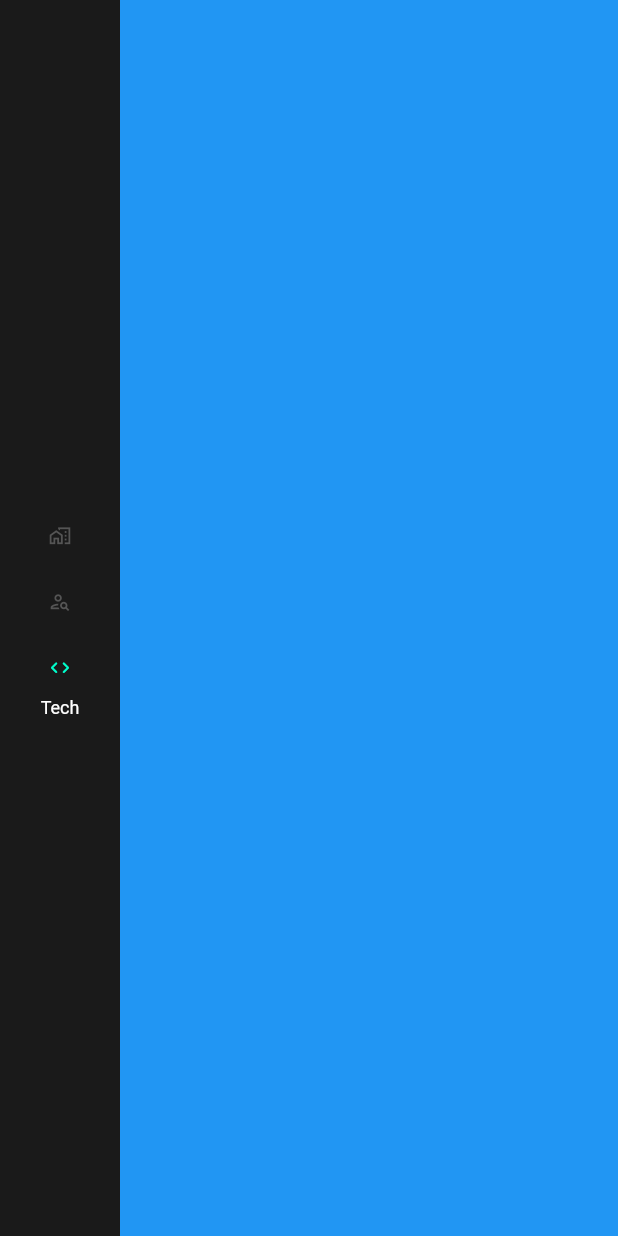
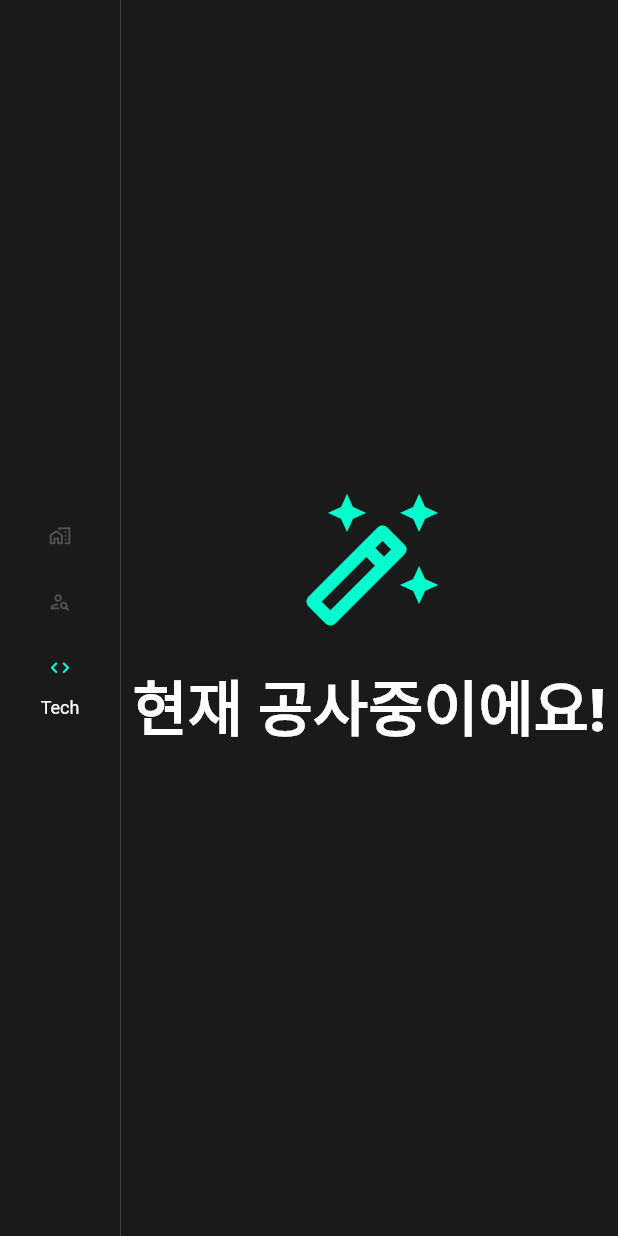
Before and after one commit to C0routine/C0routine.github.io, a Flutter app: the screen it shows after launch, after a tap on "Home", after a tap on "Profile", after a tap on "Tech", on a phone screen of 412 x 824 dp. Run offline on Flutter 3.47's test engine with Material 2 defaults, Android fonts, the phone set to English and light mode, and no system bars; our stand-ins replace go_router.

Commit message:
feature/Tech Screen Create

```diff
--- a/lib/view/screens/root_screen.dart
+++ b/lib/view/screens/root_screen.dart
@@ -1,4 +1,6 @@
+import 'package:blog/utils/app_color.dart';
 import 'package:blog/view/screens/profile_screen.dart';
+import 'package:blog/view/screens/tech_screen.dart';
 import 'package:flutter/material.dart';
 
 class RootScreen extends StatefulWidget {
@@ -16,7 +18,7 @@ class _RootScreenState extends State<RootScreen> {
     List<Widget> screenList = [
       Container(color: Colors.red),
       const ProfileScreen(),
-      Container(color: Colors.blue),
+      const TechScreen(),
     ];
 
     return Scaffold(
--- /dev/null
+++ b/lib/view/screens/tech_screen.dart
@@ -0,0 +1,28 @@
+import 'package:blog/utils/app_color.dart';
+import 'package:flutter/material.dart';
+
+class TechScreen extends StatefulWidget {
+  const TechScreen({Key? key}) : super(key: key);
+
+  @override
+  State<TechScreen> createState() => _TechScreenState();
+}
+
+class _TechScreenState extends State<TechScreen> {
+  @override
+  Widget build(BuildContext context) {
+    return Column(
+      mainAxisSize: MainAxisSize.max,
+      mainAxisAlignment: MainAxisAlignment.center,
+      children: [
+        const Icon(
+          Icons.auto_fix_high_outlined,
+          color: AppColor.accent,
+          size: 100,
+        ),
+        const SizedBox(height: 20),
+        Text('현재 공사중이에요!', style: Theme.of(context).textTheme.titleLarge),
+      ],
+    );
+  }
+}
```
Also changed, not shown: 1 other file.
